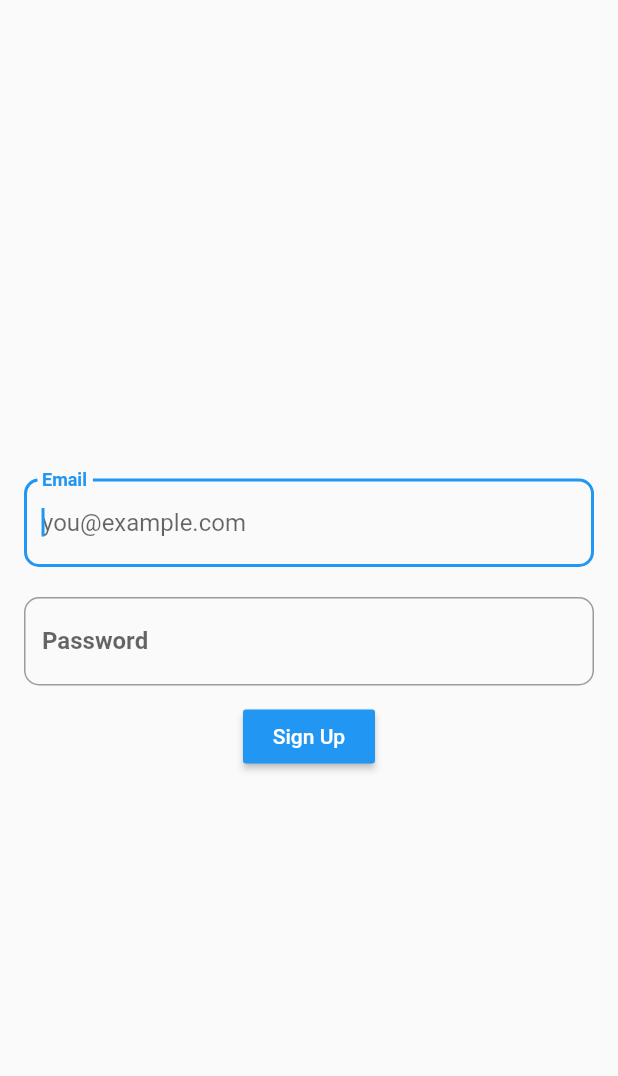
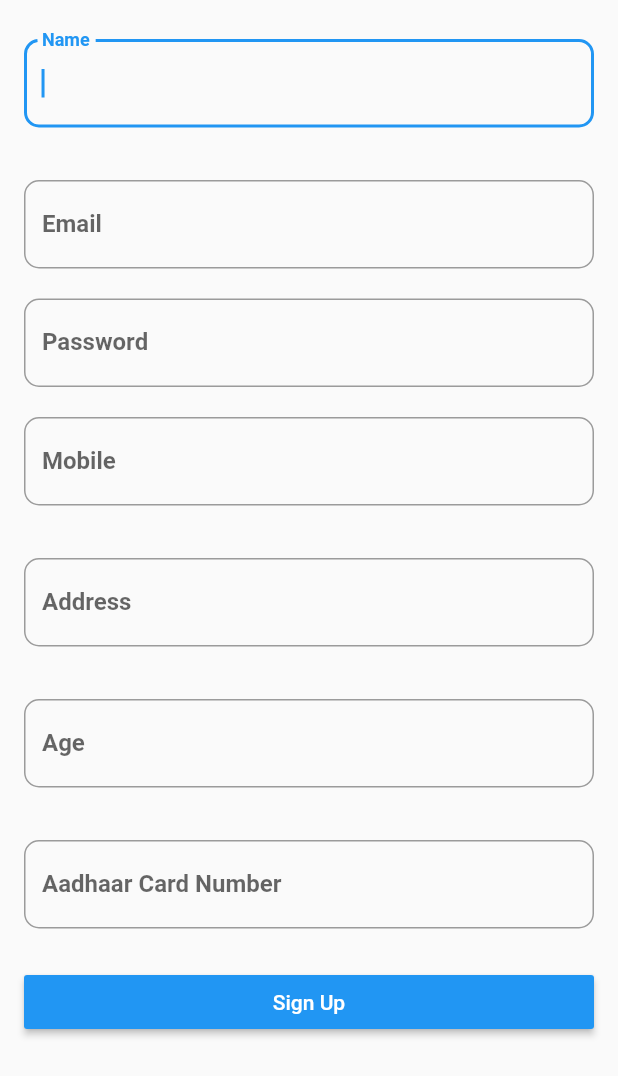
Before and after one commit to ankitvashisht12/sepsis-app, a Flutter app: the Signup screen opened by its route, on a phone screen of 412 x 824 dp. Shown: the top 1076 px of the screen. Run offline on Flutter 3.47's test engine with Material 2 defaults, Android fonts, the phone set to English and light mode, and no system bars; our stand-ins replace cloud_firestore, curved_navigation_bar, firebase_auth, flutter_speed_dial, percent_indicator; missing offline and left inert: loading_animations; accounts and stored records are empty.

Commit message:
added signup detail page

```diff
--- a/lib/screens/signup.dart
+++ b/lib/screens/signup.dart
@@ -20,17 +20,73 @@ class _SignupState extends State<Signup> with ValidationMixin {
         padding: EdgeInsets.all(16),
         child: Form(
           key: formKey,
-          child: Column(
-            mainAxisAlignment: MainAxisAlignment.center,
+          child: ListView(
+            //mainAxisAlignment: MainAxisAlignment.center,
             children: <Widget>[
+              createField("Name"),
+              SizedBox(height: 15.0,),
               emailInputField(),
               passwordInputField(),
+              createNumberField("Mobile"),
+              SizedBox(height: 15.0,),
+              createField("Address"),
+              SizedBox(height: 15.0,),
+              createNumberField("Age"),
+              SizedBox(height: 15.0,),
+
+              createNumberField("Aadhaar Card Number"),
+              SizedBox(height: 15.0,),
+
+
               submitButton(),
 
             ],
           ),
         ),
       ),
+    );
+  }
+
+  Widget createField(fieldtitle) {
+    return Container(
+        padding: EdgeInsets.symmetric(vertical: 10),
+        child: TextFormField(
+            autofocus: true,
+            onSaved: (String value){
+              //save email to form (model class)
+            },
+            keyboardType: TextInputType.text,
+            decoration: InputDecoration(
+              labelText: '$fieldtitle',
+              // hintText: 'Example : 35',
+              border: OutlineInputBorder(
+                borderRadius: BorderRadius.circular(10),
+              ),
+              labelStyle: TextStyle(fontWeight: FontWeight.bold),
+            )
+        )
+    );
+  }
+
+
+  Widget createNumberField(fieldtitle) {
+    return Container(
+        padding: EdgeInsets.symmetric(vertical: 10),
+        child: TextFormField(
+            autofocus: true,
+            onSaved: (String value){
+              //save email to form (model class)
+            },
+            keyboardType: TextInputType.number,
+            decoration: InputDecoration(
+              labelText: '$fieldtitle',
+              // hintText: 'Example : 35',
+              border: OutlineInputBorder(
+                borderRadius: BorderRadius.circular(10),
+              ),
+              labelStyle: TextStyle(fontWeight: FontWeight.bold),
+            )
+        )
     );
   }
 
```
Also changed, not shown: lib/screens/user_details.dart (added, +118 -0 lines), lib/services/user_management.dart (+12 -10 lines).
